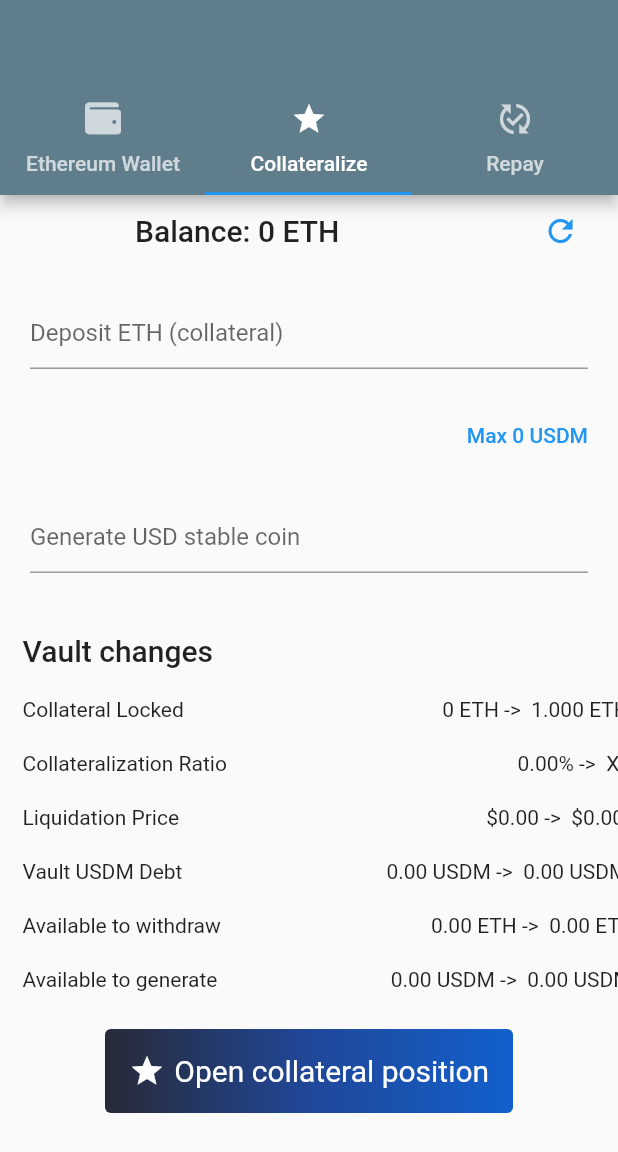
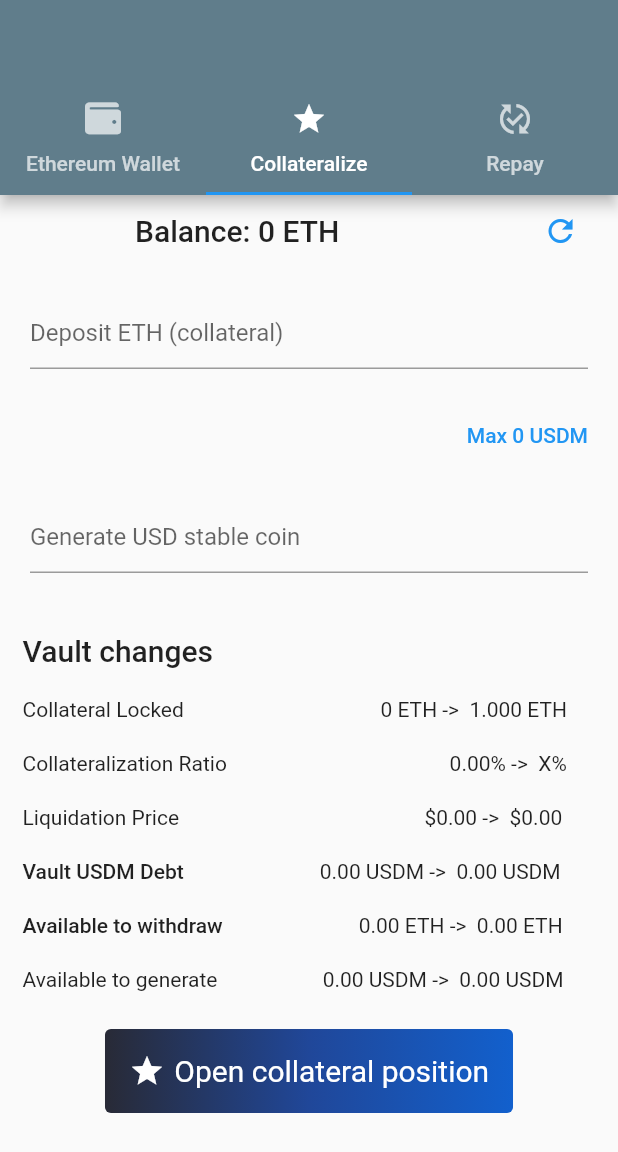
Before and after one commit to TonGarcia/flutter-study-app-wallet, a Flutter app: the screen it shows after launch, tab 2 chosen, on a phone screen of 412 x 824 dp. Shown: the top 1152 px of the screen. Run offline on Flutter 3.47's test engine with Material 2 defaults, Android fonts, the phone set to English and light mode, and no system bars; our stand-ins replace font_awesome_flutter, hex, shared_preferences; missing offline and left inert: bip39, ed25519_hd_key, web3dart; accounts and stored records are empty; project files that could hold a hidden picture were left out.

Commit message:
collateral page layout refactored & updatebalance bugs refactored

```diff
--- a/app/lib/components/pages/poc/poc_collateralize_page.dart
+++ b/app/lib/components/pages/poc/poc_collateralize_page.dart
@@ -61,6 +61,7 @@ class _PocCollateralizePageState extends State<PocCollateralizePage> {
                         )
                       ],
                     ),
+                    // Deposit Ether input
                     Container(
                         padding: const EdgeInsets.all(20.0),
                         child: TextField(
@@ -87,6 +88,7 @@ class _PocCollateralizePageState extends State<PocCollateralizePage> {
                         child: Text('Max $_maxStable USDM'),
                       )
                     ),
+                    // Generate USD stable coin
                     Container(
                         padding: const EdgeInsets.all(20.0),
                         child: TextField(
@@ -100,6 +102,7 @@ class _PocCollateralizePageState extends State<PocCollateralizePage> {
                           ),
                         )
                     ),
+                    // Vault changes
                     Container(
                       child: Row(
                         children: [
@@ -113,6 +116,7 @@ class _PocCollateralizePageState extends State<PocCollateralizePage> {
                         ]
                       ),
                     ),
+                    // Collateral Locked
                     Row(
                       children: [
                         Container(
@@ -123,7 +127,7 @@ class _PocCollateralizePageState extends State<PocCollateralizePage> {
                             ),
                           ),
                         Container(
-                            width: screenWidth*0.72,
+                            width: screenWidth*0.62,
                             padding: const EdgeInsets.only(left: 15.0, top: 20.0),
                             child: Align(
                               alignment: Alignment.centerRight,
@@ -135,6 +139,7 @@ class _PocCollateralizePageState extends State<PocCollateralizePage> {
                           ),
                       ],
                     ),
+                    // Collateralization Ratio
                     Row(
                       children: [
                         Container(
@@ -145,7 +150,7 @@ class _PocCollateralizePageState extends State<PocCollateralizePage> {
                           ),
                         ),
                         Container(
-                            width: screenWidth*0.66,
+                            width: screenWidth*0.55,
                             padding: const EdgeInsets.only(left: 15.0, top: 20.0),
                             child: Align(
                               alignment: Alignment.centerRight,
@@ -157,6 +162,7 @@ class _PocCollateralizePageState extends State<PocCollateralizePage> {
                         ),
                       ],
                     ),
+                    // Liquidation Price
                     Row(
                       children: [
                         Container(
@@ -167,7 +173,7 @@ class _PocCollateralizePageState extends State<PocCollateralizePage> {
                           ),
                         ),
                         Container(
-                            width: screenWidth*0.72,
+                            width: screenWidth*0.62,
                             padding: const EdgeInsets.only(left: 15.0, top: 20.0),
                             child: Align(
                               alignment: Alignment.centerRight,
@@ -179,17 +185,18 @@ class _PocCollateralizePageState extends State<PocCollateralizePage> {
                         ),
                       ],
                     ),
+                    // Vault USDM Debt
                     Row(
                       children: [
                         Container(
                           padding: const EdgeInsets.only(left: 15.0, top: 20.0),
                           child: Text(
                             'Vault USDM Debt',
-                            style: Theme.of(context).textTheme.bodyText2,
+                            style: Theme.of(context).textTheme.bodyText1,
                           ),
                         ),
                         Container(
-                            width: screenWidth*0.72,
+                            width: screenWidth*0.61,
                             padding: const EdgeInsets.only(left: 15.0, top: 20.0),
                             child: Align(
                               alignment: Alignment.centerRight,
@@ -201,17 +208,18 @@ class _PocCollateralizePageState extends State<PocCollateralizePage> {
                         ),
                       ],
                     ),
+                    // Available to withdraw
                     Row(
                       children: [
                         Container(
                           padding: const EdgeInsets.only(left: 15.0, top: 20.0),
                           child: Text(
                             'Available to withdraw',
-                            style: Theme.of(context).textTheme.bodyText2,
+                            style: Theme.of(context).textTheme.bodyText1,
                           ),
                         ),
                         Container(
-                            width: screenWidth*0.67,
+                            width: screenWidth*0.55,
                             padding: const EdgeInsets.only(left: 15.0, top: 20.0),
                             child: Align(
                               alignment: Alignment.centerRight,
@@ -223,6 +231,7 @@ class _PocCollateralizePageState extends State<PocCollateralizePage> {
                         ),
                       ],
                     ),
+                    // Available to generate
                     Row(
                       children: [
                         Container(
@@ -233,7 +242,7 @@ class _PocCollateralizePageState extends State<PocCollateralizePage> {
                           ),
                         ),
                         Container(
-                            width: screenWidth*0.67,
+                            width: screenWidth*0.56,
                             padding: const EdgeInsets.only(left: 15.0, top: 20.0),
                             child: Align(
                               alignment: Alignment.centerRight,
@@ -280,7 +289,6 @@ class _PocCollateralizePageState extends State<PocCollateralizePage> {
                         ),
                       ),
                     )
-
                   ]
               ),
             )
--- a/app/lib/components/pages/poc/poc_ethereum_wallet_page.dart
+++ b/app/lib/components/pages/poc/poc_ethereum_wallet_page.dart
@@ -46,7 +46,7 @@ class _PocEthereumWalletPageState extends State<PocEthereumWalletPage> {
     ethClient = Web3Client(Config.ethereumUrl, httpClient);
     bool autoGenerateWallet = true;
     _userWalletData = UserData(autoGenerateWallet);
-    updateBalance();
+    //updateBalance();
   }
 
   Future<DeployedContract> loadLocalContract() async {
@@ -83,7 +83,7 @@ class _PocEthereumWalletPageState extends State<PocEthereumWalletPage> {
     // fast, so that you can just rebuild anything that needs updating rather
     // than having to individually change instances of widgets.
     double screenWidth = MediaQuery.of(context).size.width;
-    updateBalance();
+    //updateBalance();
     return Scaffold(
       resizeToAvoidBottomInset: false,
       appBar: AppBar(
--- a/app/lib/services/wallet_service.dart
+++ b/app/lib/services/wallet_service.dart
@@ -73,6 +73,7 @@ class WalletService implements WalletAddressService {
 
   @override
   Future<num> getBalance(String privateKey) async {
+    if(privateKey.isEmpty) return 0;
     final credentials = EthPrivateKey.fromHex(privateKey);
     EtherAmount balance = await _ethClient.getBalance(credentials.address);
     return balance.getValueInUnit(EtherUnit.ether);
```
